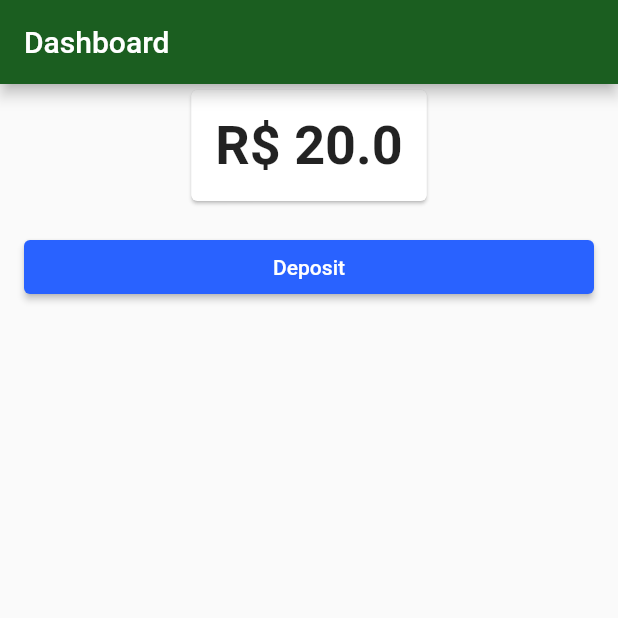
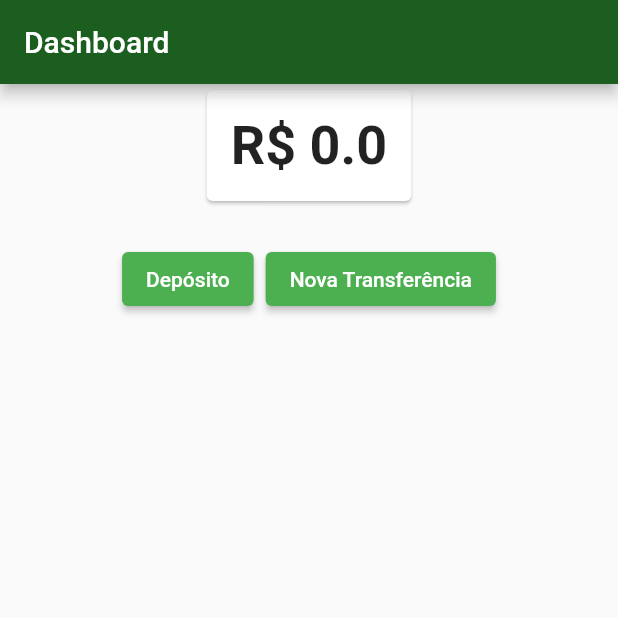
Before and after one commit to mauriiciobarbosa/bytebank, a Flutter app: the screen it shows after launch, on a phone screen of 412 x 824 dp, the top half of it. Run offline on Flutter 3.47's test engine with Material 2 defaults, Android fonts, the phone set to English and light mode, and no system bars.

Commit message:
changing amount value on new transfer.

```diff
--- a/lib/models/amount.dart
+++ b/lib/models/amount.dart
@@ -10,9 +10,13 @@ class Amount with ChangeNotifier {
     notifyListeners();
   }
 
-  void remove(double value) {
+  bool remove(double value) {
+    if (_value < value) return false;
+
     _value -= value;
     notifyListeners();
+
+    return true;
   }
 
   @override
--- a/lib/screens/dashboard/dashboard.dart
+++ b/lib/screens/dashboard/dashboard.dart
@@ -1,5 +1,6 @@
 import 'package:bytebank/components/available_amount.dart';
 import 'package:bytebank/screens/deposit/Deposit.dart';
+import 'package:bytebank/screens/transfer/form_screen.dart';
 import 'package:flutter/material.dart';
 
 class Dashboard extends StatelessWidget {
@@ -17,7 +18,10 @@ class Dashboard extends StatelessWidget {
           ),
           Padding(
             padding: const EdgeInsets.all(16.0),
-            child: ElevatedButton(
+            child: ButtonBar(
+              alignment: MainAxisAlignment.center,
+              children: [
+                ElevatedButton(
                   onPressed: () {
                     Navigator.push(context, MaterialPageRoute(
                       builder: (context) {
@@ -25,7 +29,19 @@ class Dashboard extends StatelessWidget {
                       },
                     ));
                   },
-              child: Text('Deposit'),
+                  child: Text('Depósito'),
+                ),
+                ElevatedButton(
+                  onPressed: () {
+                    Navigator.push(context, MaterialPageRoute(
+                      builder: (context) {
+                        return TransferFormScreen();
+                      },
+                    ));
+                  },
+                  child: Text('Nova Transferência'),
+                )
+              ],
             ),
           )
         ],
--- a/lib/screens/deposit/Deposit.dart
+++ b/lib/screens/deposit/Deposit.dart
@@ -10,7 +10,7 @@ class Deposit extends StatelessWidget {
   Widget build(BuildContext context) {
     return Scaffold(
       appBar: AppBar(
-        title: Text('Deposit'),
+        title: Text('Depósito'),
       ),
       body: SingleChildScrollView(
         child: Column(
@@ -18,13 +18,13 @@ class Deposit extends StatelessWidget {
             TransferField(
               controller: valueController,
               maxLength: 20,
-              label: 'Value',
+              label: 'Valor',
               hint: '0.00',
               icon: Icons.monetization_on,
             ),
             ElevatedButton(
               onPressed: () => _doTransfer(context),
-              child: Text('Confirm'),
+              child: Text('Confirmar'),
             )
           ],
         ),
```
Also changed, not shown: lib/main.dart (+9 -7 lines), lib/models/transfer_list.dart (added, +13 -0 lines), lib/screens/transfer/form_screen.dart (+18 -1 lines). Lines whose indentation alone changed are shown as unchanged.
